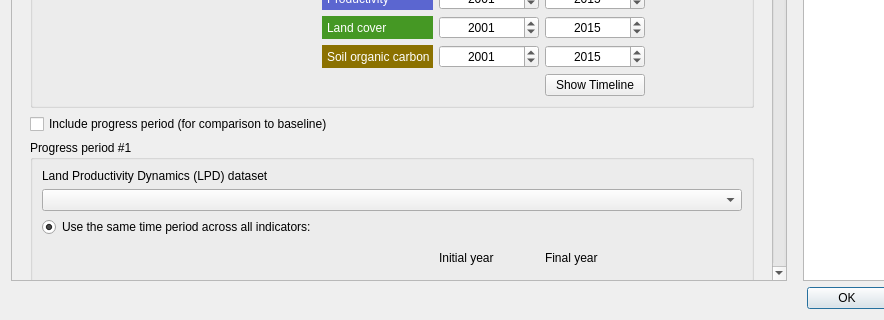
The window that LDMP/gui/DlgCalculateOneStep.ui (ConservationInternational/trends.earth) describes before a commit, drawn with Qt 5; both pictures show x 0 to 884 and y 479 to 799 of the 1070 by 799 pixel window.
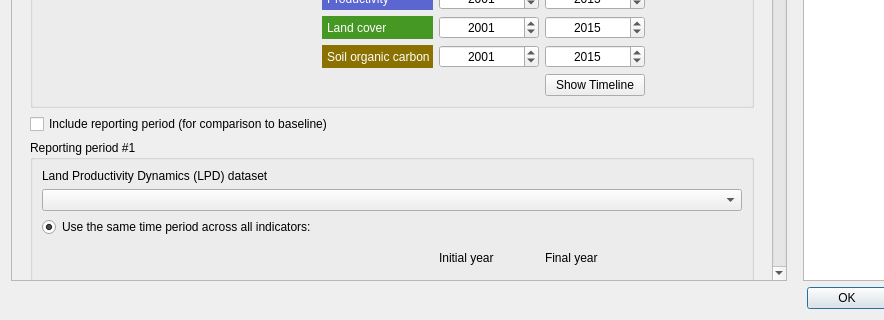
The same window after the commit. Custom widgets are drawn as their Qt base class.

Commit message: Change terminology to "reporting period"

Diff of the .ui file:
```diff
--- a/LDMP/gui/DlgCalculateOneStep.ui
+++ b/LDMP/gui/DlgCalculateOneStep.ui
@@ -681,7 +681,7 @@
               <item>
                <widget class="QCheckBox" name="checkBox_progress_period">
                 <property name="text">
-                 <string>Include progress period (for comparison to baseline)</string>
+                 <string>Include reporting period (for comparison to baseline)</string>
                 </property>
                </widget>
               </item>
@@ -694,7 +694,7 @@
                  </sizepolicy>
                 </property>
                 <property name="title">
-                 <string>Progress period #1</string>
+                 <string>Reporting period #1</string>
                 </property>
                 <layout class="QGridLayout" name="gridLayout_3">
                  <item row="7" column="3">
```
Left out of the diff: 2 changed lines with no effect on the pictures. The commit also changes 3 other files.
